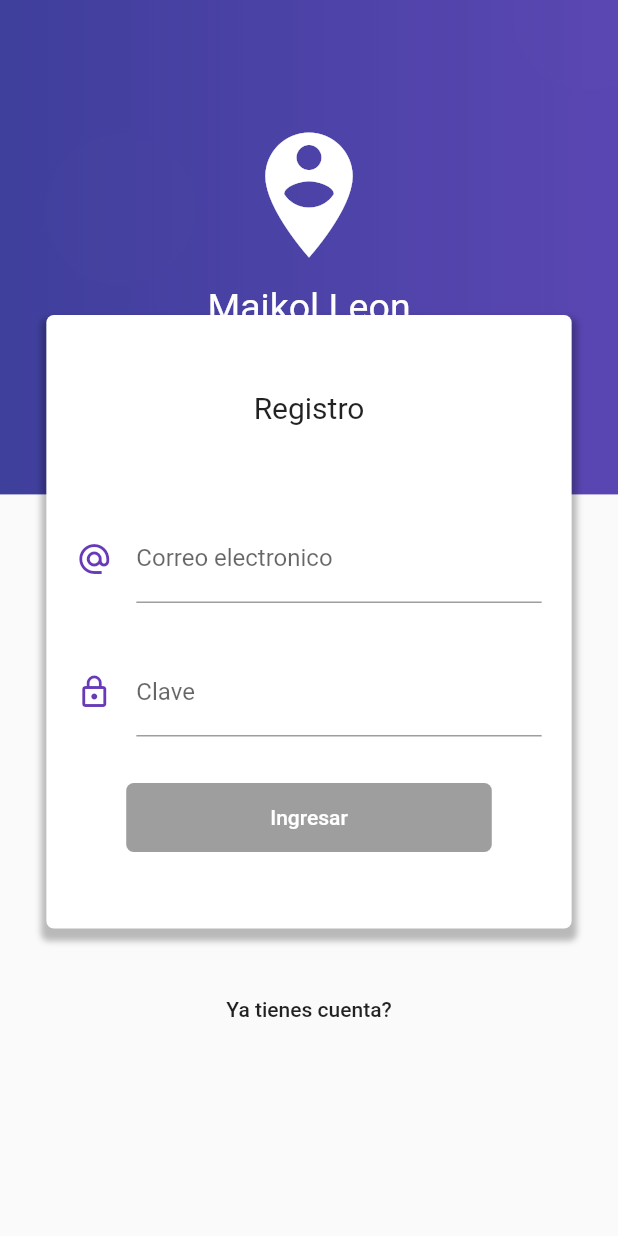
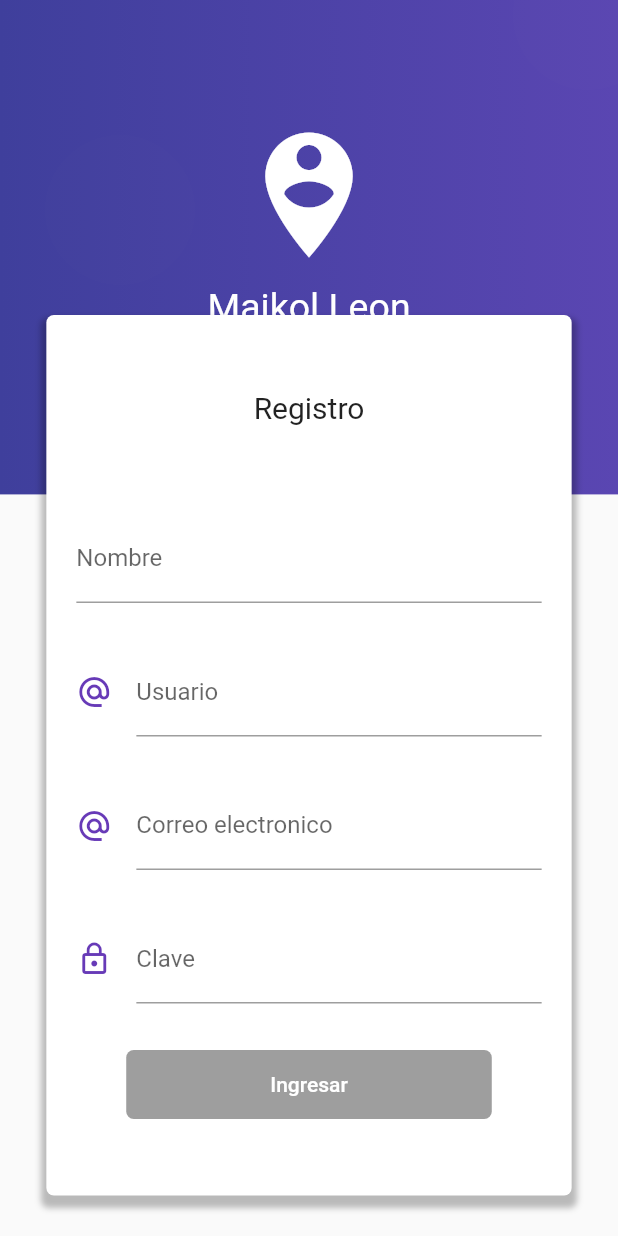
Before and after one commit to mkleon2020/app-order, a Flutter app: the RegistroPage screen opened by its route, on a phone screen of 412 x 824 dp. Run offline on Flutter 3.47's test engine with Material 2 defaults, Android fonts, the phone set to English and light mode, and no system bars; our stand-ins replace rxdart, shared_preferences; accounts and stored records are empty.

Commit message:
primero commit

```diff
--- a/lib/src/bloc/login_bloc.dart
+++ b/lib/src/bloc/login_bloc.dart
@@ -3,6 +3,9 @@ import 'dart:async';
 import 'package:formvalidator/src/bloc/validators.dart';
 import 'package:rxdart/rxdart.dart';
 class LoginBloc with Validators {
+
+   final _nombreController = BehaviorSubject<String>();
+  final _userController = BehaviorSubject<String>();
 
   final _emailController = BehaviorSubject<String>();
   final _passwordController = BehaviorSubject<String>();
@@ -10,22 +13,34 @@ class LoginBloc with Validators {
 
 
   // Recuperar los datos del Stream
+Stream<String> get nombreStream => _nombreController.stream;
+Stream<String> get userStream => _userController.stream;
+
 Stream<String> get emailStream => _emailController.stream.transform(validarEmail);
 Stream<String> get passwordStream => _passwordController.stream.transform(validarPassword);
 
 // OBSERVABLES para conbinar STREAMS
+// Stream<bool> get formValidStream => CombineLatestStream.combine4(emailStream, passwordStream,nombreStream,userStream, (e, p,v,c) => true);
 Stream<bool> get formValidStream => CombineLatestStream.combine2(emailStream, passwordStream, (e, p) => true);
 
   //insertar valores al Stream
+ Function(String) get changeNombre => _nombreController.sink.add;
+  Function(String) get changeUser => _userController.sink.add;
+
   Function(String) get changeEmail => _emailController.sink.add;
   Function(String) get changePassword => _passwordController.sink.add;
 
   // Obtener el ultimo valor ingresado a los stream
 String get email => _emailController.value;
 String get password => _passwordController.value;
+
+String get nombre => _nombreController.value;
+String get user => _userController.value;
   dispose(){
     _emailController?.close();
     _passwordController?.close();
+    _nombreController?.close();
+    _userController?.close();
   }
 
 
--- a/lib/src/pages/registro_page.dart
+++ b/lib/src/pages/registro_page.dart
@@ -4,6 +4,8 @@ import 'package:formvalidator/src/providers/usuario_provider.dart';
 import 'package:formvalidator/src/utils/utils.dart';
 
 class RegistroPage extends StatelessWidget {
+
+
 
   final usuarioProvider = new UsuarioProvider();
 
@@ -20,7 +22,7 @@ class RegistroPage extends StatelessWidget {
     );
   }
 
-  Widget _loginForm( BuildContext context){
+Widget _loginForm( BuildContext context){
 
   final bloc = Provider.of(context);
    final size = MediaQuery.of(context).size;
@@ -52,6 +54,10 @@ class RegistroPage extends StatelessWidget {
              children: [
                Text('Registro', style: TextStyle(fontSize: 20.0)),
                SizedBox(height: 60.0),
+               _crearNombre(bloc),
+               SizedBox(height: 30.0),
+               _crearUser(bloc),
+               SizedBox(height: 30.0),
               _crearEmail(bloc),
                SizedBox(height: 30.0),
                 _crearPassword(bloc),
@@ -88,9 +94,9 @@ return StreamBuilder(
 );
 
 }
- _register(LoginBloc bloc, BuildContext context)async {
+ _register(LoginBloc bloc, BuildContext context) async {
 
-   Map info = await usuarioProvider.nuevoUsuario(bloc.email, bloc.password);
+    final info = await usuarioProvider.nuevoUsuario(bloc.nombre, bloc.user, bloc.email, bloc.password);
 
 
   if(info['ok']){
@@ -100,6 +106,52 @@ return StreamBuilder(
    }
 
  }
+
+  _crearNombre(LoginBloc bloc) {
+   return StreamBuilder(
+     stream: bloc.nombreStream ,
+     builder: (BuildContext context, AsyncSnapshot snapshot){
+     return Container(
+      padding: EdgeInsets.symmetric(horizontal: 20.0),
+      child:TextField(
+        decoration:InputDecoration(
+          hintText: 'Nombre y Apellido',
+          labelText: 'Nombre',
+          counterText: snapshot.data,
+          errorText: snapshot.error
+        ) ,
+        onChanged: (value) => bloc.changeNombre(value),
+      ) ,
+    );
+     },
+   );
+
+
+
+  }
+   _crearUser(LoginBloc bloc) {
+    return StreamBuilder(
+     stream: bloc.userStream ,
+     builder: (BuildContext context, AsyncSnapshot snapshot){
+     return Container(
+      padding: EdgeInsets.symmetric(horizontal: 20.0),
+      child:TextField(
+        keyboardType: TextInputType.emailAddress,
+        decoration:InputDecoration(
+          icon: Icon(Icons.alternate_email, color:Colors.deepPurple),
+          hintText: 'juan12',
+          labelText: 'Usuario',
+          counterText: snapshot.data,
+          errorText: snapshot.error
+        ) ,
+        onChanged: (value) => bloc.changeUser(value),
+      ) ,
+    );
+     },
+   );
+
+
+  }
 
  Widget _crearEmail(LoginBloc bloc) {
 
@@ -204,4 +256,6 @@ return StreamBuilder(
 
 
 
+
+
 }
--- a/lib/src/providers/productos_provider.dart
+++ b/lib/src/providers/productos_provider.dart
@@ -22,7 +22,7 @@ class ProductosProvider {
   }
 
   Future<List<ProductoModel>> cargarProductos() async{
-    final url = '$_url/productos.json?auth=${_prefs.token}';
+    final url = '$_url/productos.json';
     final resp = await http.get(url);
     final Map<String, dynamic> decodeData = json.decode(resp.body);
 
@@ -31,6 +31,7 @@ class ProductosProvider {
     if(decodeData == null) return [];
 
     decodeData.forEach((id, prod) {
+
       final prodTemp = ProductoModel.fromJson(prod);
       prodTemp.id = id;
       productos.add(prodTemp);
```
Also changed, not shown: lib/src/providers/usuario_provider.dart (+27 -15 lines), 1 other file.
